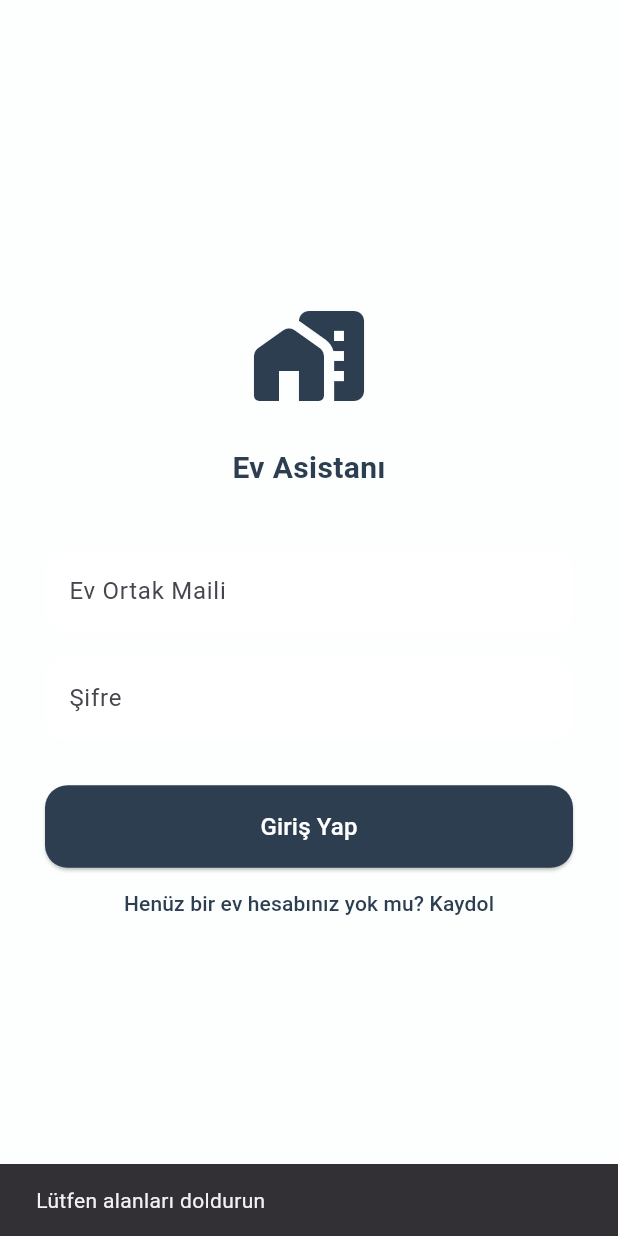
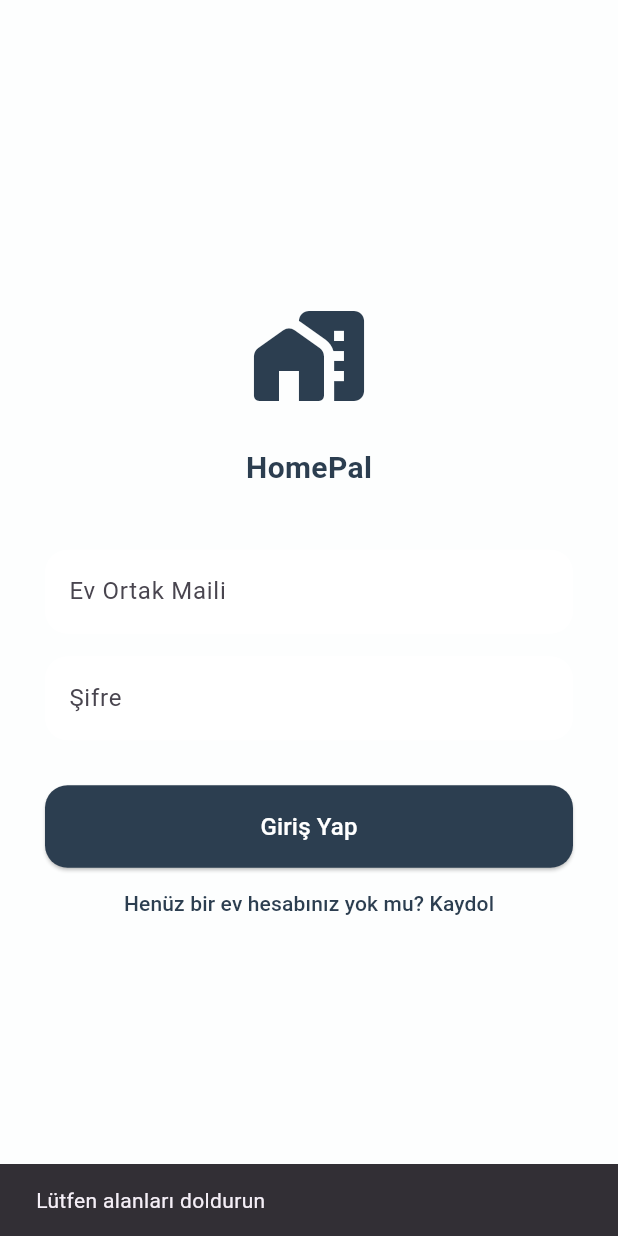
Before and after one commit to MobileProgrammingApp/MainProject, a Flutter app: the screen it shows after launch, after a tap on "Giriş Yap", on a phone screen of 412 x 824 dp. Run offline on Flutter 3.47's test engine with Material 3 defaults, Android fonts, the light colour scheme and no system bars; our stand-ins replace firebase_core, firebase_messaging, shared_preferences; accounts and stored records are empty.

Commit message:
typo fixed

```diff
--- a/flutter_app/lib/features/auth/login_screen.dart
+++ b/flutter_app/lib/features/auth/login_screen.dart
@@ -4,7 +4,6 @@ import '../../core/app_scaffold.dart';
 import 'register_screen.dart';
 import '../../core/api_service.dart';
 import 'package:shared_preferences/shared_preferences.dart';
-import 'package:firebase_messaging/firebase_messaging.dart';
 
 class LoginScreen extends StatefulWidget {
   const LoginScreen({super.key});
@@ -18,11 +17,6 @@ class _LoginScreenState extends State<LoginScreen> {
   final TextEditingController _passwordController = TextEditingController();
   bool _isLoading = false;
 
-  // ==========================================
-  // 🛑 BACKEND FONKSİYONU (DOKUNMA)
-  // Bu fonksiyon "Giriş Yap" butonuna basılınca çalışır.
-  // API'ye istek atar, cevabı alır ve telefonu hafızasına kaydeder.
-  // ==========================================
   void _login() async {
     if (_emailController.text.isEmpty || _passwordController.text.isEmpty) {
       ScaffoldMessenger.of(context).showSnackBar(const SnackBar(content: Text("Lütfen alanları doldurun")));
@@ -31,7 +25,6 @@ class _LoginScreenState extends State<LoginScreen> {
 
     setState(() => _isLoading = true);
 
-    // --- API İSTEĞİ BURADA YAPILIYOR ---
     final result = await ApiService.login(
       _emailController.text,
       _passwordController.text
@@ -40,42 +33,26 @@ class _LoginScreenState extends State<LoginScreen> {
     setState(() => _isLoading = false);
 
     if (result['status'] == 'success') {
-      // --- BAŞARILI İSE HAFIZAYA KAYDETME ---
       final prefs = await SharedPreferences.getInstance();
 
-      // result['user_id'] veritabanından gelen ID'dir.
-      // Bunu telefona kaydediyoruz ki uygulama açılınca hatırlasın.
       await prefs.setInt('saved_house_id', int.parse(result['user_id'].toString()));
       await prefs.setString('saved_house_name', result['house_name']);
 
-      String? token = await FirebaseMessaging.instance.getToken();
-
-
       if (!mounted) return;
-      // Ana sayfaya yönlendir
         Navigator.pushAndRemoveUntil(
         context,
         MaterialPageRoute(builder: (context) => AppScaffold(houseId: int.parse(result['user_id'].toString()))),
-        (route) => false, // Geçmişteki tüm rotaları iptal et
+        (route) => false,
         );
       } else {
-      // --- HATA VARSA UYARI GÖSTER ---
       if (!mounted) return;
       ScaffoldMessenger.of(context).showSnackBar(
         SnackBar(content: Text(result['message'] ?? "Giriş başarısız")),
       );
     }
   }
-  // ==========================================
-  // 🏁 BACKEND BİTİŞ
-  // ==========================================
 
 
-  // ==========================================
-  // 🎨 TASARIM ALANI (FRONTEND)
-  // Giriş ekranının görüntüsü buradadır.
-  // Logoyu, kutucukları ve renkleri buradan değiştirebilirsin.
-  // ==========================================
   @override
   Widget build(BuildContext context) {
     return Scaffold(
@@ -88,7 +65,7 @@ class _LoginScreenState extends State<LoginScreen> {
             children: [
               const Icon(Icons.home_work_rounded, size: 80, color: AppStyles.primaryColor),
               const SizedBox(height: 20),
-              const Text("Ev Asistanı", style: AppStyles.appBarTitle),
+              const Text("HomePal", style: AppStyles.appBarTitle),
               const SizedBox(height: 40),
 
               // E-Posta Kutusu
```
